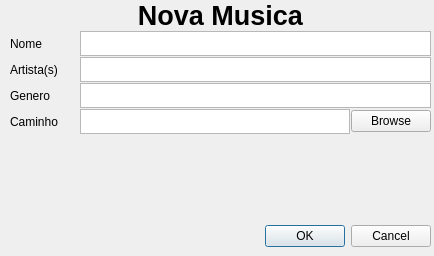
AlexFMM/mp3Player, file addmusicform.ui: the form before one commit.
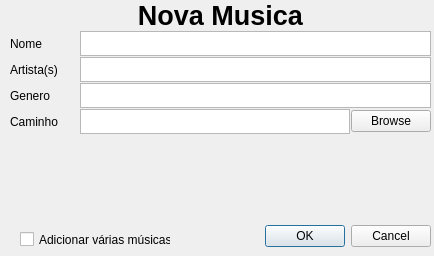
The form after the commit.

What changed in the file:
```diff
--- a/addmusicform.ui
+++ b/addmusicform.ui
@@ -270,6 +270,19 @@
     </item>
    </layout>
   </widget>
+  <widget class="QCheckBox" name="batchAdd">
+   <property name="geometry">
+    <rect>
+     <x>20</x>
+     <y>230</y>
+     <width>151</width>
+     <height>19</height>
+    </rect>
+   </property>
+   <property name="text">
+    <string>Adicionar várias músicas</string>
+   </property>
+  </widget>
  </widget>
  <resources/>
  <connections/>
```
